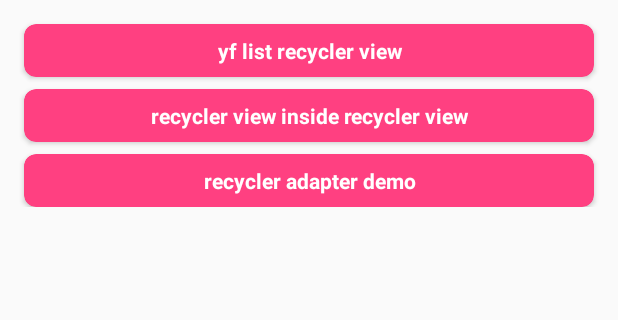
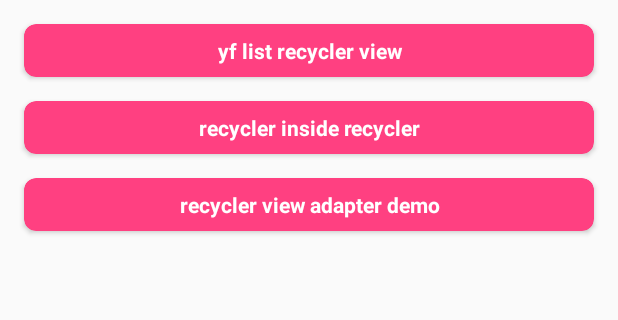
Before and after one commit to yefengjie/HiRecyclerView, an Android app: the screen it shows after launch (MenuActivity), on a phone screen of 412 x 824 dp, the part 384-704 px from its top. Run offline under Robolectric (Android 15) with nearby library versions, the phone set to English and light mode, and no system bars.

Commit message:
adjust ui

```diff
--- a/app/src/main/AndroidManifest.xml
+++ b/app/src/main/AndroidManifest.xml
@@ -21,7 +21,7 @@
         <activity
             android:name="com.freedom.yefeng.yfrecyclerview.example.MenuActivity"
             android:icon="@mipmap/ic_launcher"
-            android:label="@string/title_activity_menu">
+            android:label="@string/app_name">
             <intent-filter>
                 <action android:name="android.intent.action.MAIN"/>
 
--- a/app/src/main/java/com/freedom/yefeng/yfrecyclerview/example/MenuActivity.java
+++ b/app/src/main/java/com/freedom/yefeng/yfrecyclerview/example/MenuActivity.java
@@ -7,12 +7,18 @@ import android.support.design.widget.CollapsingToolbarLayout;
 import android.support.design.widget.CoordinatorLayout;
 import android.support.v7.app.ActionBar;
 import android.support.v7.app.AppCompatActivity;
+import android.support.v7.widget.LinearLayoutManager;
+import android.support.v7.widget.RecyclerView;
 import android.support.v7.widget.Toolbar;
 import android.view.MenuItem;
 import android.view.View;
 import android.widget.ImageView;
 
+import com.freedom.yefeng.yfrecyclerview.RecyclerViewInterface;
+import com.freedom.yefeng.yfrecyclerview.example.adapter.MenuAdapter;
 import com.freedom.yefeng.yfrecyclerview.example.base.AppInfo;
+
+import java.util.ArrayList;
 
 public class MenuActivity extends AppCompatActivity {
 
@@ -20,6 +26,7 @@ public class MenuActivity extends AppCompatActivity {
     Toolbar mTb;
     CollapsingToolbarLayout mCtl;
     CoordinatorLayout mCl;
+    RecyclerView mRv;
 
     @Override
     protected void onCreate(Bundle savedInstanceState) {
@@ -29,6 +36,7 @@ public class MenuActivity extends AppCompatActivity {
         mTb = (Toolbar) findViewById(R.id.tb);
         mCtl = (CollapsingToolbarLayout) findViewById(R.id.ctl);
         mCl = (CoordinatorLayout) findViewById(R.id.cl);
+        mRv = (RecyclerView) findViewById(R.id.rv);
         initToolbar();
         init();
     }
@@ -49,22 +57,25 @@ public class MenuActivity extends AppCompatActivity {
     }
 
     private void init() {
-        findViewById(R.id.btn_1).setOnClickListener(new View.OnClickListener() {
+        ArrayList<String> actions = new ArrayList<String>();
+        actions.add("yf list recycler view");
+        actions.add("recycler inside recycler");
+        actions.add("recycler view adapter demo");
+        MenuAdapter adapter = new MenuAdapter(actions);
+        mRv.setHasFixedSize(true);
+        LinearLayoutManager layoutManager = new LinearLayoutManager(getApplicationContext());
+        mRv.setLayoutManager(layoutManager);
+        mRv.setAdapter(adapter);
+        adapter.setOnItemClickListener(new RecyclerViewInterface.OnItemClickListener() {
             @Override
-            public void onClick(View v) {
-                startActivity(new Intent(MenuActivity.this, SampleActivity.class));
-            }
-        });
-        findViewById(R.id.btn_2).setOnClickListener(new View.OnClickListener() {
-            @Override
-            public void onClick(View v) {
-                startActivity(new Intent(MenuActivity.this, SampleRecyclerInsideRecyclerActivity.class));
-            }
-        });
-        findViewById(R.id.btn_3).setOnClickListener(new View.OnClickListener() {
-            @Override
-            public void onClick(View v) {
-                startActivity(new Intent(MenuActivity.this, SampleAdapterDemoActivity.class));
+            public void onItemClick(View view, Object o) {
+                if ("recycler inside recycler".equals(o.toString())) {
+                    startActivity(new Intent(MenuActivity.this, SampleRecyclerInsideRecyclerActivity.class));
+                } else if ("recycler view adapter demo".equals(o.toString())) {
+                    startActivity(new Intent(MenuActivity.this, SampleAdapterDemoActivity.class));
+                } else {
+                    startActivity(new Intent(MenuActivity.this, SampleActivity.class));
+                }
             }
         });
     }
--- /dev/null
+++ b/app/src/main/java/com/freedom/yefeng/yfrecyclerview/example/adapter/MenuAdapter.java
@@ -0,0 +1,52 @@
+package com.freedom.yefeng.yfrecyclerview.example.adapter;
+
+import android.support.v7.widget.RecyclerView;
+import android.view.LayoutInflater;
+import android.view.View;
+import android.view.ViewGroup;
+import android.widget.TextView;
+
+import com.freedom.yefeng.yfrecyclerview.RecyclerViewAdapter;
+import com.freedom.yefeng.yfrecyclerview.SimpleViewHolder;
+import com.freedom.yefeng.yfrecyclerview.example.R;
+
+import java.util.ArrayList;
+
+/**
+ * Created by yefeng on 8/6/15.
+ * github:yefengfreedom
+ */
+public class MenuAdapter extends RecyclerViewAdapter<String> {
+
+    public MenuAdapter(ArrayList<String> data) {
+        super(data);
+    }
+
+    @Override
+    public RecyclerView.ViewHolder onCreateDataViewHolder(ViewGroup parent) {
+        View view = LayoutInflater.from(parent.getContext()).inflate(R.layout.adapter_menu, parent, false);
+        return new ViewHolder(view);
+    }
+
+    @Override
+    public RecyclerView.ViewHolder onCreateEmptyViewHolder(ViewGroup parent) {
+        View view = LayoutInflater.from(parent.getContext()).inflate(R.layout.view_empty_material, parent, false);
+        return new SimpleViewHolder(view);
+    }
+
+    @Override
+    public void onBindDataViewHolder(RecyclerView.ViewHolder viewHolder, int i) {
+        ((ViewHolder) viewHolder).mText.setText(mData.get(i));
+        viewHolder.itemView.setTag(mData.get(i));
+    }
+
+    private static final class ViewHolder extends RecyclerView.ViewHolder {
+
+        TextView mText;
+
+        public ViewHolder(final View itemView) {
+            super(itemView);
+            mText = (TextView) itemView.findViewById(R.id.btn);
+        }
+    }
+}
--- a/app/src/main/res/layout/activity_main.xml
+++ b/app/src/main/res/layout/activity_main.xml
@@ -45,87 +45,10 @@
 
     </android.support.design.widget.AppBarLayout>
 
-    <ScrollView
+    <android.support.v7.widget.RecyclerView
+        android:id="@+id/rv"
         android:layout_width="match_parent"
         android:layout_height="match_parent"
-        app:layout_behavior="@string/appbar_scrolling_view_behavior">
-
-        <LinearLayout
-            android:layout_width="match_parent"
-            android:layout_height="wrap_content"
-            android:orientation="vertical">
-
-            <android.support.v7.widget.CardView
-                android:layout_width="match_parent"
-                android:layout_height="wrap_content"
-                android:layout_marginLeft="@dimen/default_ui_margin_large"
-                android:layout_marginRight="@dimen/default_ui_margin_large"
-                android:layout_marginTop="@dimen/default_ui_margin_large"
-                app:cardBackgroundColor="@color/accent"
-                app:cardCornerRadius="@dimen/default_ui_margin"
-                app:cardMaxElevation="@dimen/default_ui_margin">
-
-                <TextView
-                    android:id="@+id/btn_1"
-                    android:layout_width="match_parent"
-                    android:layout_height="wrap_content"
-                    android:gravity="center"
-                    android:paddingBottom="@dimen/default_ui_margin"
-                    android:paddingTop="@dimen/default_ui_margin"
-                    android:text="yf list recycler view"
-                    android:textColor="@color/yf_white"
-                    android:textSize="@dimen/text_size_button"
-                    android:textStyle="bold"/>
-            </android.support.v7.widget.CardView>
-
-
-            <android.support.v7.widget.CardView
-                android:layout_width="match_parent"
-                android:layout_height="wrap_content"
-                android:layout_marginLeft="@dimen/default_ui_margin_large"
-                android:layout_marginRight="@dimen/default_ui_margin_large"
-                android:layout_marginTop="@dimen/default_ui_margin"
-                app:cardBackgroundColor="@color/accent"
-                app:cardCornerRadius="@dimen/default_ui_margin"
-                app:cardMaxElevation="@dimen/default_ui_margin">
-
-                <TextView
-                    android:id="@+id/btn_2"
-                    android:layout_width="match_parent"
-                    android:layout_height="wrap_content"
-                    android:gravity="center"
-                    android:paddingBottom="@dimen/default_ui_margin"
-                    android:paddingTop="@dimen/default_ui_margin"
-                    android:text="recycler view inside recycler view"
-                    android:textColor="@color/yf_white"
-                    android:textSize="@dimen/text_size_button"
-                    android:textStyle="bold"/>
-            </android.support.v7.widget.CardView>
-
-            <android.support.v7.widget.CardView
-                android:layout_width="match_parent"
-                android:layout_height="wrap_content"
-                android:layout_marginLeft="@dimen/default_ui_margin_large"
-                android:layout_marginRight="@dimen/default_ui_margin_large"
-                android:layout_marginTop="@dimen/default_ui_margin"
-                app:cardBackgroundColor="@color/accent"
-                app:cardCornerRadius="@dimen/default_ui_margin"
-                app:cardMaxElevation="@dimen/default_ui_margin">
-
-                <TextView
-                    android:id="@+id/btn_3"
-                    android:layout_width="match_parent"
-                    android:layout_height="wrap_content"
-                    android:gravity="center"
-                    android:paddingBottom="@dimen/default_ui_margin"
-                    android:paddingTop="@dimen/default_ui_margin"
-                    android:text="recycler adapter demo"
-                    android:textColor="@color/yf_white"
-                    android:textSize="@dimen/text_size_button"
-                    android:textStyle="bold"/>
-            </android.support.v7.widget.CardView>
-        </LinearLayout>
-    </ScrollView>
-
+        app:layout_behavior="@string/appbar_scrolling_view_behavior"/>
 
 </android.support.design.widget.CoordinatorLayout>
--- /dev/null
+++ b/app/src/main/res/layout/adapter_menu.xml
@@ -0,0 +1,25 @@
+<?xml version="1.0" encoding="utf-8"?>
+<android.support.v7.widget.CardView
+    xmlns:android="http://schemas.android.com/apk/res/android"
+    xmlns:app="http://schemas.android.com/apk/res-auto"
+    android:layout_width="match_parent"
+    android:layout_height="wrap_content"
+    android:layout_marginLeft="@dimen/default_ui_margin_large"
+    android:layout_marginRight="@dimen/default_ui_margin_large"
+    android:layout_marginTop="@dimen/default_ui_margin_large"
+    app:cardBackgroundColor="@color/accent"
+    app:cardCornerRadius="@dimen/default_ui_margin"
+    app:cardMaxElevation="@dimen/default_ui_margin">
+
+    <TextView
+        android:id="@+id/btn"
+        android:layout_width="match_parent"
+        android:layout_height="wrap_content"
+        android:gravity="center"
+        android:paddingBottom="@dimen/default_ui_margin"
+        android:paddingTop="@dimen/default_ui_margin"
+        android:text="yf list recycler view"
+        android:textColor="@color/yf_white"
+        android:textSize="@dimen/text_size_button"
+        android:textStyle="bold"/>
+</android.support.v7.widget.CardView>
```
